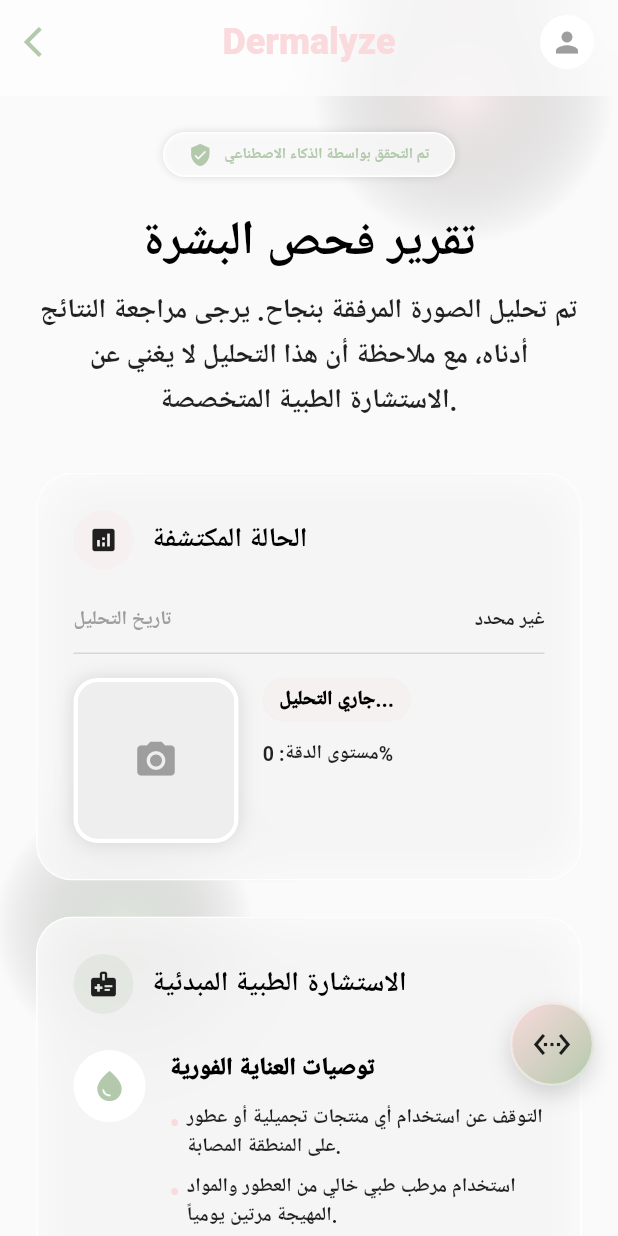
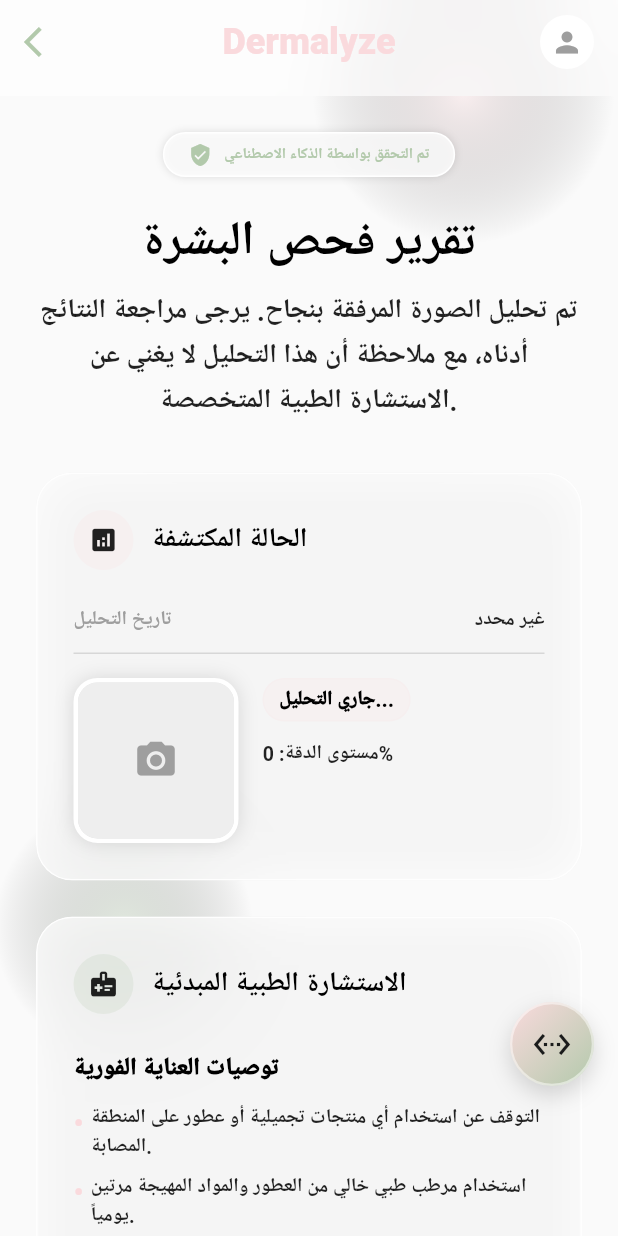
Before and after one commit to hmsathayrt1-crypto/skincare-v02, a Flutter app: the AnalysisResultScreen screen opened by its route, on a phone screen of 412 x 824 dp. Run offline on Flutter 3.47's test engine with Material 3 defaults, Android fonts, the phone set to English and light mode, and no system bars; our stand-ins replace cached_network_image, camera, dio, flutter_riverpod, geolocator, go_router and 3 more; accounts and stored records are empty; network calls fail; Roboto replaces fonts that are missing (Cairo, Tajawal).

Commit message:
style: enhance layouts and routing flow in history, profile, and analysis result screens

```diff
--- a/lib/features/skin_analysis/screens/analysis_result_screen.dart
+++ b/lib/features/skin_analysis/screens/analysis_result_screen.dart
@@ -186,13 +186,16 @@ class AnalysisResultScreen extends ConsumerWidget {
                   ),
             ),
             centerTitle: true,
-            actions: const [
+            actions: [
               Padding(
-                padding: EdgeInsets.symmetric(horizontal: 16.0),
-                child: CircleAvatar(
+                padding: const EdgeInsets.symmetric(horizontal: 16.0),
+                child: GestureDetector(
+                  onTap: () => context.go('/profile'),
+                  child: const CircleAvatar(
                     radius: 18,
                     backgroundColor: Colors.white,
                     child: Icon(Icons.person, color: Colors.grey, size: 22),
+                  ),
                 ),
               ),
             ],
@@ -383,24 +386,7 @@ class AnalysisResultScreen extends ConsumerWidget {
     return Column(
       crossAxisAlignment: CrossAxisAlignment.start,
       children: [
-        Row(
-          crossAxisAlignment: CrossAxisAlignment.start,
-          children: [
-            Container(
-              width: 48,
-              height: 48,
-              decoration: BoxDecoration(
-                color: Colors.white,
-                shape: BoxShape.circle,
-                border: Border.all(color: Colors.white),
-              ),
-              child: const Icon(Icons.water_drop, color: AppTheme.greenGlow),
-            ),
-            const SizedBox(width: 16),
-            Expanded(
-              child: Column(
-                crossAxisAlignment: CrossAxisAlignment.start,
-                children: [
+        // العنوان بعرض الشاشة الكامل بدون أيقونة جانبية
         const Text(
           "توصيات العناية الفورية",
           style: TextStyle(fontWeight: FontWeight.w900, fontSize: 16, color: Colors.black),
@@ -409,18 +395,19 @@ class AnalysisResultScreen extends ConsumerWidget {
         if (scanResult?.consultation != null && scanResult!.consultation!.isNotEmpty)
           Text(
             scanResult!.consultation!,
-                      style: const TextStyle(fontWeight: FontWeight.w800, color: Colors.black87),
+            textAlign: TextAlign.start,
+            style: const TextStyle(
+              fontWeight: FontWeight.normal, // Regular
+              fontSize: 14,
+              height: 1.7, // تباعد أسطر أوضح
+              color: Colors.black87,
+            ),
           )
         else ...[
           _buildListItem("التوقف عن استخدام أي منتجات تجميلية أو عطور على المنطقة المصابة."),
           _buildListItem("استخدام مرطب طبي خالي من العطور والمواد المهيجة مرتين يومياً."),
           _buildListItem("تجنب التعرض المباشر لأشعة الشمس واستخدم واقي شمس مناسب."),
         ],
-                ],
-              ),
-            ),
-          ],
-        ),
         const SizedBox(height: 24),
         Container(
           padding: const EdgeInsets.all(16),
@@ -524,7 +511,7 @@ class AnalysisResultScreen extends ConsumerWidget {
         child: InkWell(
           borderRadius: BorderRadius.circular(50),
           onTap: () {
-            context.push('/chat');
+            context.go('/chat');
           },
           child: Padding(
             padding: const EdgeInsets.symmetric(vertical: 16.0, horizontal: 48.0),
```
Also changed, not shown: lib/features/history/screens/history_screen.dart (+4 -21 lines), lib/features/profile/screens/profile_screen.dart (+6 -5 lines). Lines whose indentation alone changed are shown as unchanged.
